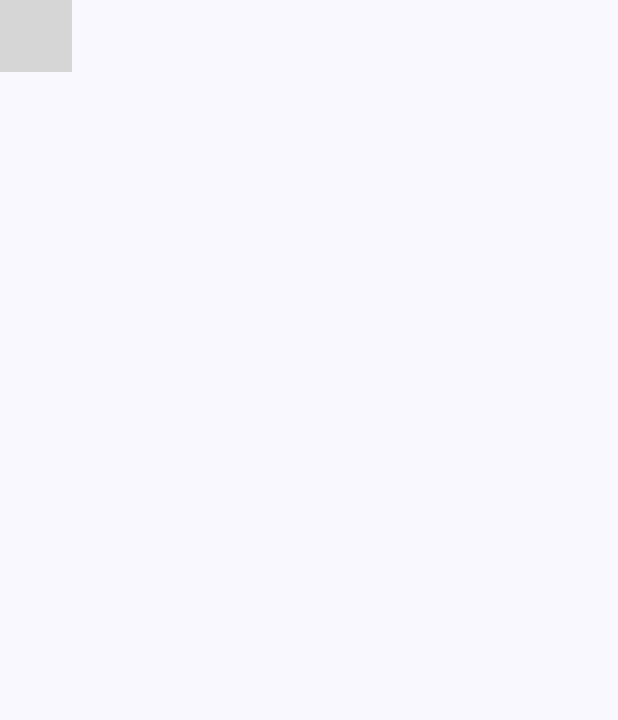
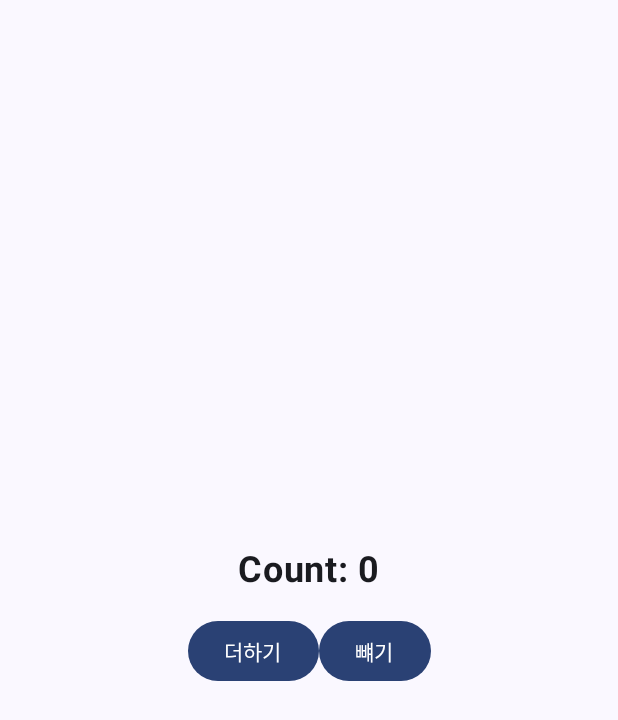
Before and after one commit to Space-Belt/KotlinPractice, an Android app built with Jetpack Compose: the screen it shows after launch (MainActivity), on a phone screen of 412 x 824 dp. Shown: the top 720 px of the screen. Run offline under Robolectric (Android 15) with nearby library versions, the phone set to English and light mode, and no system bars; grey boxes are pictures that could not be loaded.

Commit message:
feat: 카운터 vvm으로 변경

```diff
--- /dev/null
+++ b/app/src/main/java/com/example/firstkotlinpracticeapp/CounterViewModelMvvm.kt
@@ -0,0 +1,21 @@
+package com.example.firstkotlinpracticeapp
+
+import androidx.compose.runtime.MutableState
+import androidx.compose.runtime.mutableStateOf
+import androidx.lifecycle.ViewModel
+
+class CounterViewModelMvvm : ViewModel() {
+    private val _count = mutableStateOf(0)
+
+    // _count 외부로 노출 시키기 위한 불변상태의 count
+    val count : MutableState<Int> = _count
+
+    fun increment() {
+        _count.value++
+    }
+
+    fun decrement() {
+        _count.value--
+    }
+
+}
--- /dev/null
+++ b/app/src/main/java/com/example/firstkotlinpracticeapp/CounterViewModelMvvmKt.kt
@@ -0,0 +1,48 @@
+package com.example.firstkotlinpracticeapp
+
+import android.widget.Button
+import androidx.compose.foundation.layout.Arrangement
+import androidx.compose.foundation.layout.Column
+import androidx.compose.foundation.layout.Row
+import androidx.compose.foundation.layout.Spacer
+import androidx.compose.foundation.layout.fillMaxSize
+import androidx.compose.foundation.layout.height
+import androidx.compose.material3.Button
+import androidx.compose.material3.Text
+import androidx.compose.runtime.Composable
+import androidx.compose.runtime.mutableStateOf
+import androidx.compose.runtime.remember
+import androidx.compose.ui.Alignment
+import androidx.compose.ui.Modifier
+import androidx.compose.ui.text.font.FontWeight
+import androidx.compose.ui.unit.dp
+import androidx.compose.ui.unit.sp
+
+
+@Composable
+fun TheCounterApp(viewModel: CounterViewModelMvvm) {
+
+    Column(
+        verticalArrangement = Arrangement.Center,
+        horizontalAlignment = Alignment.CenterHorizontally,
+        modifier = Modifier.fillMaxSize()
+    ){
+        Text(
+            text="Count: ${viewModel.count.value}",
+            fontSize = 24.sp,
+            fontWeight = FontWeight.Bold
+        )
+        Spacer(modifier=Modifier.height(16.dp))
+        Row {
+            Button(onClick = {viewModel.increment()})
+            {
+                Text("더하기")
+            }
+
+            Button(onClick = {viewModel.decrement()})
+            {
+                Text("뺴기")
+            }
+        }
+    }
+}
--- a/app/src/main/java/com/example/firstkotlinpracticeapp/MainActivity.kt
+++ b/app/src/main/java/com/example/firstkotlinpracticeapp/MainActivity.kt
@@ -27,6 +27,8 @@ import androidx.compose.ui.Modifier
 import androidx.compose.ui.platform.LocalContext
 import androidx.compose.ui.tooling.preview.Preview
 import androidx.compose.ui.unit.dp
+import androidx.lifecycle.ViewModel
+import androidx.lifecycle.viewmodel.compose.viewModel
 import com.example.firstkotlinpracticeapp.ui.theme.FirstKotlinPracticeAppTheme
 import kotlin.random.Random
 
@@ -35,9 +37,10 @@ class MainActivity : ComponentActivity() {
         super.onCreate(savedInstanceState)
         enableEdgeToEdge()
         setContent {
+            val viewModel: CounterViewModelMvvm = viewModel()
             FirstKotlinPracticeAppTheme {
                 Scaffold(modifier = Modifier.fillMaxSize()) { innerPadding ->
-                    TheCounterApp()
+                    TheCounterApp(viewModel)
                 }
             }
         }
```
Also changed, not shown: app/src/main/java/com/example/firstkotlinpracticeapp/CounterViewModel.kt (added, +59 -0 lines).
